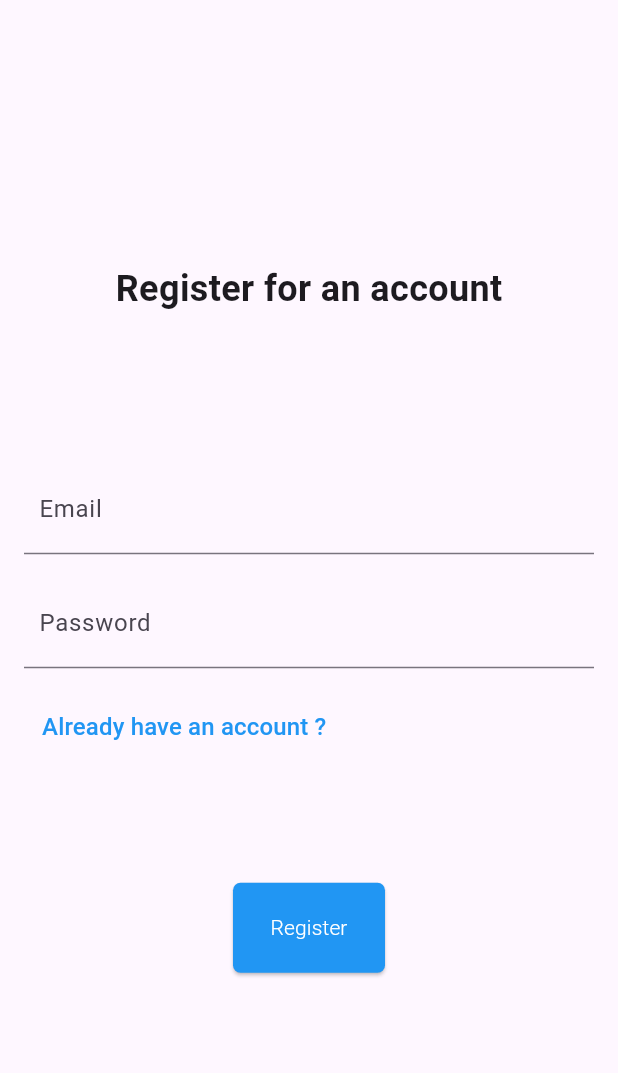
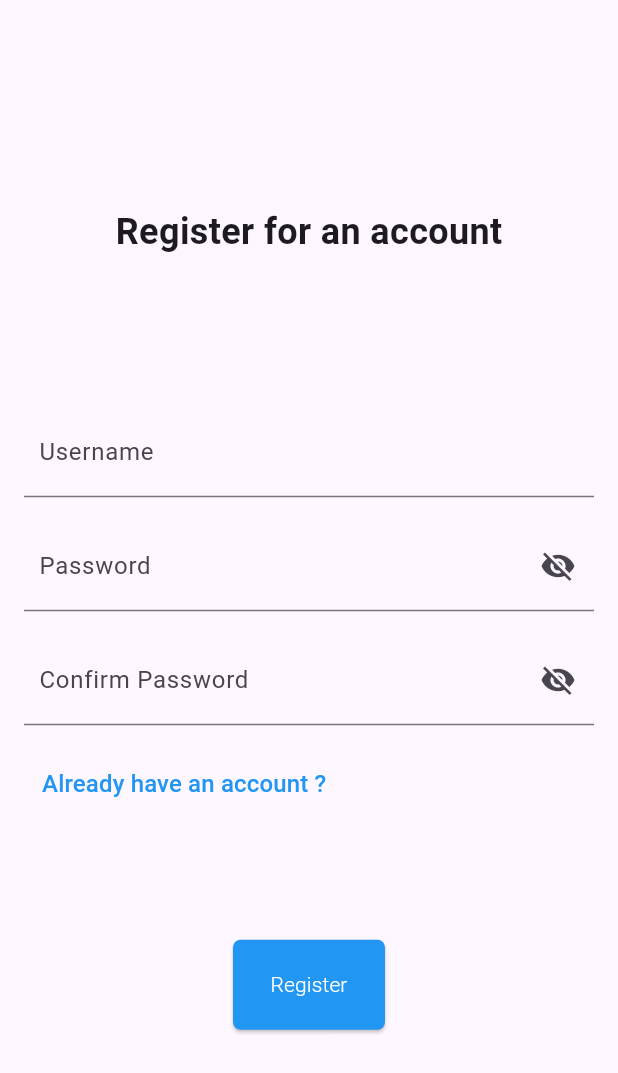
Before and after one commit to ricotandrio/wealthwatcher-mobile-app, a Flutter app: the screen it shows after launch, on a phone screen of 412 x 824 dp. Shown: the top 1073 px of the screen. Run offline on Flutter 3.47's test engine with Material 3 defaults, Android fonts, the phone set to English and light mode, and no system bars; our stand-ins replace flutter_dotenv; network calls fail.

Commit message:
fix: login and register api

```diff
--- a/lib/main.dart
+++ b/lib/main.dart
@@ -30,8 +30,6 @@ class _MyAppState extends State<MyApp> {
 
     final response = await expenseService.getAllExpense();
 
-    // print(response);
-
     setState(() {
       listofExpenses = response;
       loading = false;
--- a/lib/models/database/user.dart
+++ /dev/null
@@ -1,38 +0,0 @@
-import 'package:equatable/equatable.dart';
-
-class MyUser extends Equatable {
-  final String user_id;
-  final String name;
-  final String email;
-
-  const MyUser({
-    required this.user_id,
-    required this.name,
-    required this.email,
-  });
-
-  static const empty = MyUser(user_id: '', name: '', email: '');
-
-  MyUser copyWith({
-    String? user_id,
-    String? name,
-    String? email,
-  }) {
-    return MyUser(
-      user_id: user_id ?? this.user_id,
-      name: name ?? this.name,
-      email: email ?? this.email,
-    );
-  }
-
-  MyUserEntity toEntity() {
-    return MyUserEntity(user_id: user_id, name: name, email: email);
-  }
-
-  static MyUser fromEntity(MyUserEntity entity) {
-    return MyUser(user_id: entity.user_id, name: entity.name, email: entity.email);
-  }
-
-  @override
-  List<Object?> get props => [user_id, email, name];
-}
--- /dev/null
+++ b/lib/models/outputs/login_output.dart
@@ -0,0 +1,21 @@
+import 'package:wealthwatcher/models/responses/account_response.dart';
+
+class LoginUserOutput {
+  final int code;
+  final String message;
+  UserResponse data;
+
+  LoginUserOutput({
+    required this.code,
+    required this.message,
+    required this.data,
+  });
+
+  factory LoginUserOutput.fromJson(Map<String, dynamic> json) {
+    return LoginUserOutput(
+      code: json['code'],
+      message: json['message'],
+      data: UserResponse.fromJson(json['data']),
+    );
+  }
+}
--- /dev/null
+++ b/lib/models/outputs/register_output.dart
@@ -0,0 +1,21 @@
+import 'package:wealthwatcher/models/responses/account_response.dart';
+
+class RegisterUserOutput {
+  final int code;
+  final String message;
+  UserResponse data;
+
+  RegisterUserOutput({
+    required this.code,
+    required this.message,
+    required this.data,
+  });
+
+  factory RegisterUserOutput.fromJson(Map<String, dynamic> json) {
+    return RegisterUserOutput(
+      code: json['code'],
+      message: json['message'],
+      data: UserResponse.fromJson(json['data']),
+    );
+  }
+}
--- /dev/null
+++ b/lib/models/responses/account_response.dart
@@ -0,0 +1,25 @@
+class UserResponse {
+  String id;
+  String username;
+  String password;
+  String created_at;
+  String updated_at;
+
+  UserResponse({
+    required this.id,
+    required this.username,
+    required this.password,
+    required this.created_at,
+    required this.updated_at,
+  });
+
+  factory UserResponse.fromJson(Map<String, dynamic> json) {
+    return UserResponse(
+      id: json['id'],
+      username: json['username'],
+      password: json['password'],
+      created_at: json['created_at'],
+      updated_at: json['updated_at'],
+    );
+  }
+}
--- a/lib/resources/strings.dart
+++ b/lib/resources/strings.dart
@@ -12,11 +12,20 @@ class Strings {
   static const String emailInvalid = 'Email is invalid';
   static const String emailHint = 'Enter your email';
 
+  static const String username = 'Username';
+  static const String usernameEmpty = 'Username cannot be empty';
+  static const String usernameHint = 'Enter your username';
+
   static const String password = 'Password';
   static const String passwordEmpty = 'Password cannot be empty';
   static const String passwordInvalid = 'Password is invalid';
   static const String passwordHint = 'Enter your password';
 
+  static const String confirmPassword = 'Confirm Password';
+  static const String confirmPasswordEmpty = 'Confirm Password cannot be empty';
+  static const String confirmPasswordInvalid = 'Confirm Password is invalid';
+  static const String confirmPasswordHint = 'Enter your password';
+  static const String confirmPasswordMismatch = 'Password and Confirm Password must match';
   static const String haveAccount = 'Already have an account ?';
   static const String noAccount = 'Didn\'t have an account ?';
 
--- a/lib/screens/register_screen.dart
+++ b/lib/screens/register_screen.dart
@@ -1,4 +1,5 @@
 import 'package:flutter/material.dart';
+import 'package:wealthwatcher/controller/services/user_service.dart';
 import 'package:wealthwatcher/resources/strings.dart';
 import 'package:wealthwatcher/screens/login_screen.dart';
 
@@ -8,14 +9,58 @@ class RegisterScreen extends StatefulWidget {
 }
 
 class _RegisterScreenState extends State<RegisterScreen> {
-  TextEditingController _emailController = TextEditingController();
-  TextEditingController _passwordController = TextEditingController();
+  final _formKey = GlobalKey<FormState>();
+
+  final _usernameController = TextEditingController();
+  final _passwordController = TextEditingController();
+  final _confirmPasswordController = TextEditingController();
+
+  bool obscureText = true;
+
+  void handleFormSubmit() async {
+    final username = _usernameController.text;
+    final password = _passwordController.text;
+    final confirmPassword = _confirmPasswordController.text;
+
+    if (password != confirmPassword) {
+      ScaffoldMessenger.of(context).showSnackBar(
+        SnackBar(
+          content: Text(Strings.confirmPasswordMismatch),
+        ),
+      );
+      return;
+    }
+
+    UserService userService = UserService();
+    try {
+      final response = await userService.registerUser(username, password);
+
+      ScaffoldMessenger.of(context).showSnackBar(
+        SnackBar(
+          content: Text('User registered successfully'),
+        ),
+      );
+      Navigator.push(
+        context,
+        MaterialPageRoute(builder: (context) => LoginScreen()),
+      );
+
+    } catch (e) {
+      ScaffoldMessenger.of(context).showSnackBar(
+        SnackBar(
+          content: Text('Failed to register user'),
+        ),
+      );
+    }
+  }
 
   @override
   Widget build(BuildContext context) {
     return Scaffold(
       body: Padding(
         padding: EdgeInsets.all(16.0),
+        child: Form(
+          key: _formKey,
           child: Column(
             mainAxisAlignment: MainAxisAlignment.center,
             children: [
@@ -28,20 +73,52 @@ class _RegisterScreenState extends State<RegisterScreen> {
               ),
               SizedBox(height: 100.0),
               TextField(
-              controller: _emailController,
+                keyboardType: TextInputType.name,
+                controller: _usernameController,
                 decoration: InputDecoration(
-                labelText: Strings.email,
+                  labelText: Strings.username,
                   contentPadding: EdgeInsets.all(10),
                 ),
               ),
               SizedBox(height: 16.0),
-            TextField(
+              TextFormField(
+                keyboardType: TextInputType.visiblePassword,
                 controller: _passwordController,
+                obscureText: obscureText,
                 decoration: InputDecoration(
                   labelText: Strings.password,
                   contentPadding: EdgeInsets.all(10),
+                  suffixIcon: IconButton(
+                    icon: obscureText
+                        ? Icon(Icons.visibility_off)
+                        : Icon(Icons.visibility),
+                    onPressed: () {
+                      setState(() {
+                        obscureText = !obscureText;
+                      });
+                    },
                   ),
-              obscureText: true,
+                ),
+              ),
+              SizedBox(height: 16.0),
+              TextFormField(
+                keyboardType: TextInputType.visiblePassword,
+                controller: _confirmPasswordController,
+                obscureText: obscureText,
+                decoration: InputDecoration(
+                  labelText: Strings.confirmPassword,
+                  contentPadding: EdgeInsets.all(10),
+                  suffixIcon: IconButton(
+                    icon: obscureText
+                        ? Icon(Icons.visibility_off)
+                        : Icon(Icons.visibility),
+                    onPressed: () {
+                      setState(() {
+                        obscureText = !obscureText;
+                      });
+                    },
+                  ),
+                ),
               ),
               SizedBox(
                 height: 15,
@@ -73,17 +150,21 @@ class _RegisterScreenState extends State<RegisterScreen> {
                   ),
                 ),
                 onPressed: () {
+                  if (_formKey.currentState!.validate()) {
+                    handleFormSubmit();
+                  }
                   // Implement your registration logic here
                 },
                 child: Text(
                   Strings.register,
-                style:
-                    TextStyle(color: Colors.white, fontWeight: FontWeight.w300),
+                  style: TextStyle(
+                      color: Colors.white, fontWeight: FontWeight.w300),
                 ),
               ),
             ],
           ),
         ),
+      ),
     );
   }
 }
```
Also changed, not shown: lib/controller/services/user_service.dart (added, +53 -0 lines), lib/screens/login_screen.dart (+59 -10 lines), lib/controller/bloc/user.dart (added), 1 other file. Lines whose indentation alone changed are shown as unchanged.
